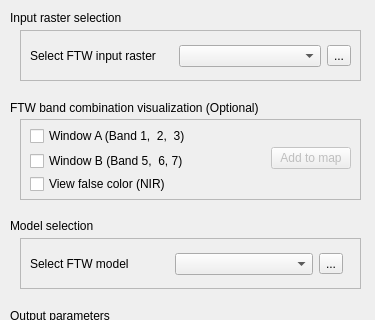
Qt form ftw_plugin/ftw_plugin_dialog_base.ui (fieldsoftheworld/ftw-qgis-plugin) before a commit; both pictures show x 0 to 375 and y 0 to 320 of the 375 by 500 pixel window.
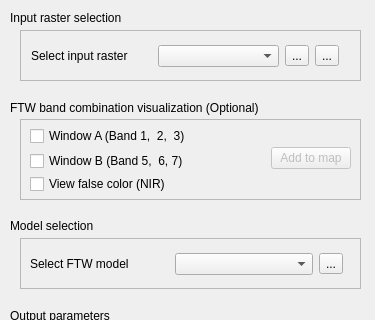
The same form after that commit.

Commit message: download ftw raster button

The edit to the form file:
```diff
--- a/ftw_plugin/ftw_plugin_dialog_base.ui
+++ b/ftw_plugin/ftw_plugin_dialog_base.ui
@@ -91,12 +91,12 @@
    <property name="frameShadow">
     <enum>QFrame::Raised</enum>
    </property>
-   <widget class="QWidget" name="layoutWidget">
+   <widget class="QWidget" name="">
     <property name="geometry">
      <rect>
-      <x>10</x>
+      <x>11</x>
       <y>10</y>
-      <width>321</width>
+      <width>308</width>
       <height>32</height>
      </rect>
     </property>
@@ -104,7 +104,7 @@
      <item>
       <widget class="QLabel" name="label">
        <property name="text">
-        <string>Select FTW input raster</string>
+        <string>Select input raster</string>
        </property>
       </widget>
      </item>
@@ -118,6 +118,13 @@
        </property>
       </widget>
      </item>
+     <item>
+      <widget class="QToolButton" name="toolButton">
+       <property name="text">
+        <string>...</string>
+       </property>
+      </widget>
+     </item>
     </layout>
    </widget>
   </widget>
@@ -175,7 +182,7 @@
      <string>View false color (NIR)</string>
     </property>
    </widget>
-   <widget class="QWidget" name="">
+   <widget class="QWidget" name="layoutWidget">
     <property name="geometry">
      <rect>
       <x>182</x>
```
Left out of the diff: 4 changed lines with no effect on the pictures. The commit also changes 3 other files.
